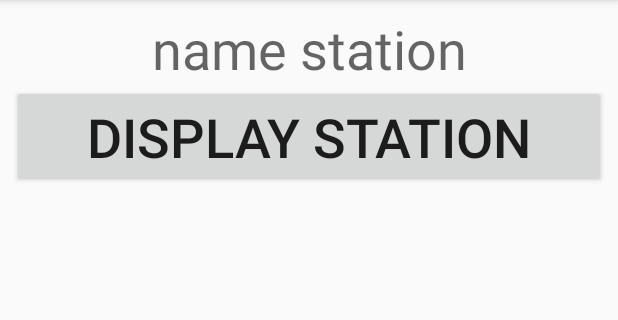
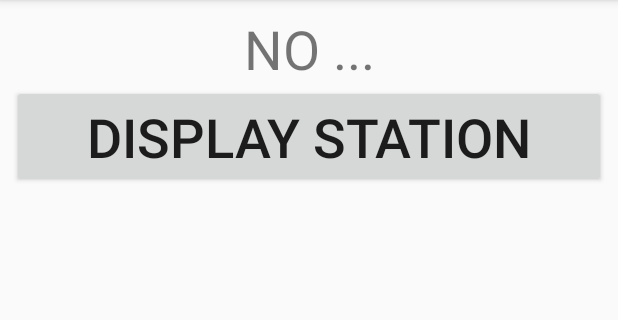
Before and after one commit to omelchenkoaleks/Specialist_1, an Android app: the screen it shows after launch (MainActivity), on a phone screen of 412 x 824 dp, the part 84-404 px from its top. Run offline under Robolectric (Android 15) with nearby library versions, the phone set to English and light mode, and no system bars.

Commit message:
SharedPreferences работает )))

```diff
--- a/shared/src/main/java/com/omelchenkoaleks/shared/MainActivity.java
+++ b/shared/src/main/java/com/omelchenkoaleks/shared/MainActivity.java
@@ -1,17 +1,21 @@
 package com.omelchenkoaleks.shared;
 
 import android.content.Intent;
+import android.content.SharedPreferences;
 import android.os.Bundle;
 import android.view.View;
 import android.widget.TextView;
-import android.widget.Toast;
 
 import androidx.annotation.Nullable;
 import androidx.appcompat.app.AppCompatActivity;
 
 public class MainActivity extends AppCompatActivity {
     public static final int CODE_STATION_LIST = 1000;
+    public static final String SHARED_PREFERENCES = "SHARED_PREFERENCES";
+    public static final String KEY_STATION_SHARED = "KEY_STATION_SHARED";
 
+    private SharedPreferences mSharedPreferences;
+    private String mSelectedStation;
     private TextView mNameStationText;
 
     @Override
@@ -20,6 +24,14 @@ public class MainActivity extends AppCompatActivity {
         setContentView(R.layout.activity_main);
 
         mNameStationText = findViewById(R.id.station_text);
+
+        mSharedPreferences = getSharedPreferences(SHARED_PREFERENCES, MODE_PRIVATE);
+        mSelectedStation = mSharedPreferences.getString(KEY_STATION_SHARED, null);
+        if (mSelectedStation != null) {
+            mNameStationText.setText(mSelectedStation);
+        } else {
+            mNameStationText.setText(getString(R.string.no_text));
+        }
     }
 
     public void chooseStation(View view) {
@@ -30,13 +42,17 @@ public class MainActivity extends AppCompatActivity {
     @Override
     protected void onActivityResult(int requestCode, int resultCode, @Nullable Intent data) {
         if (requestCode == CODE_STATION_LIST) {
+            SharedPreferences.Editor editor = mSharedPreferences.edit();
             if (resultCode == RESULT_OK && data != null) {
                 String selectedStation = data
                         .getStringExtra(ListStationMetroActivity.EXTRA_RESULT_STATION_TEXT_VIEW);
                 mNameStationText.setText(selectedStation);
+                editor.putString(KEY_STATION_SHARED, selectedStation);
             } else {
-                Toast.makeText(this, "NO ...", Toast.LENGTH_SHORT).show();
+                mNameStationText.setText(getString(R.string.no_text));
+                editor.remove(KEY_STATION_SHARED);
             }
+            editor.apply();
         }
     }
 }
--- a/shared/src/main/res/values/strings.xml
+++ b/shared/src/main/res/values/strings.xml
@@ -2,6 +2,7 @@
     <string name="app_name">shared</string>
     <string name="name_station_text">name station</string>
     <string name="display_station_button">display station</string>
+    <string name="no_text">NO ...</string>
 
     <string-array name="stations">
         <item>Авиамоторная</item>
```
